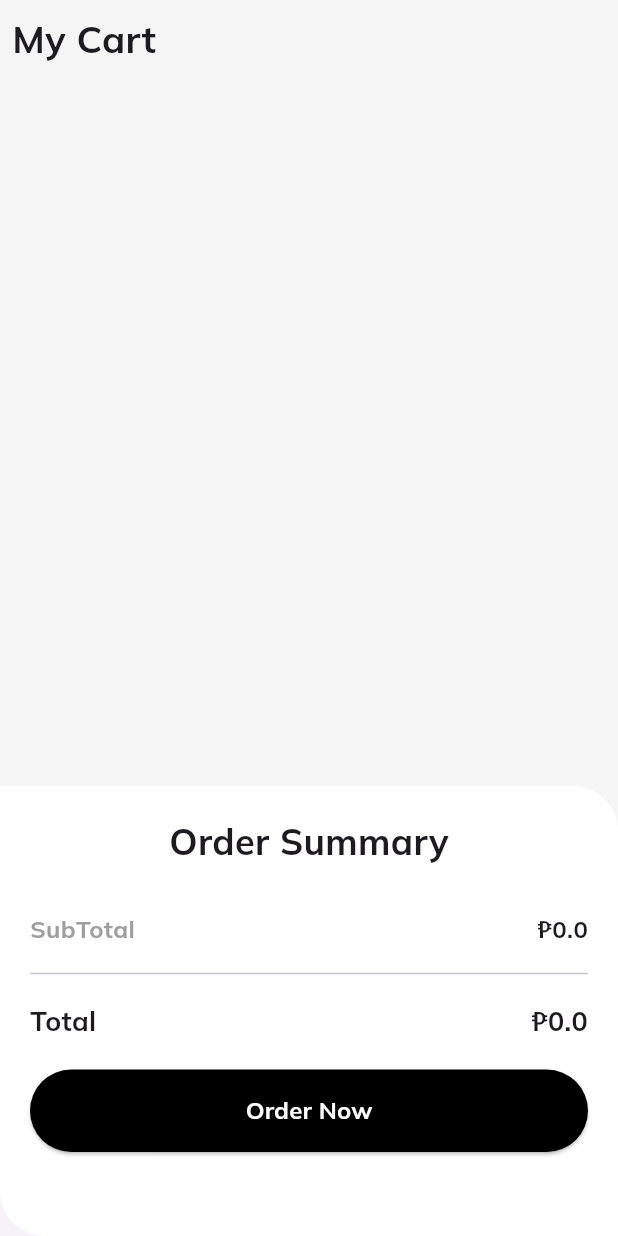
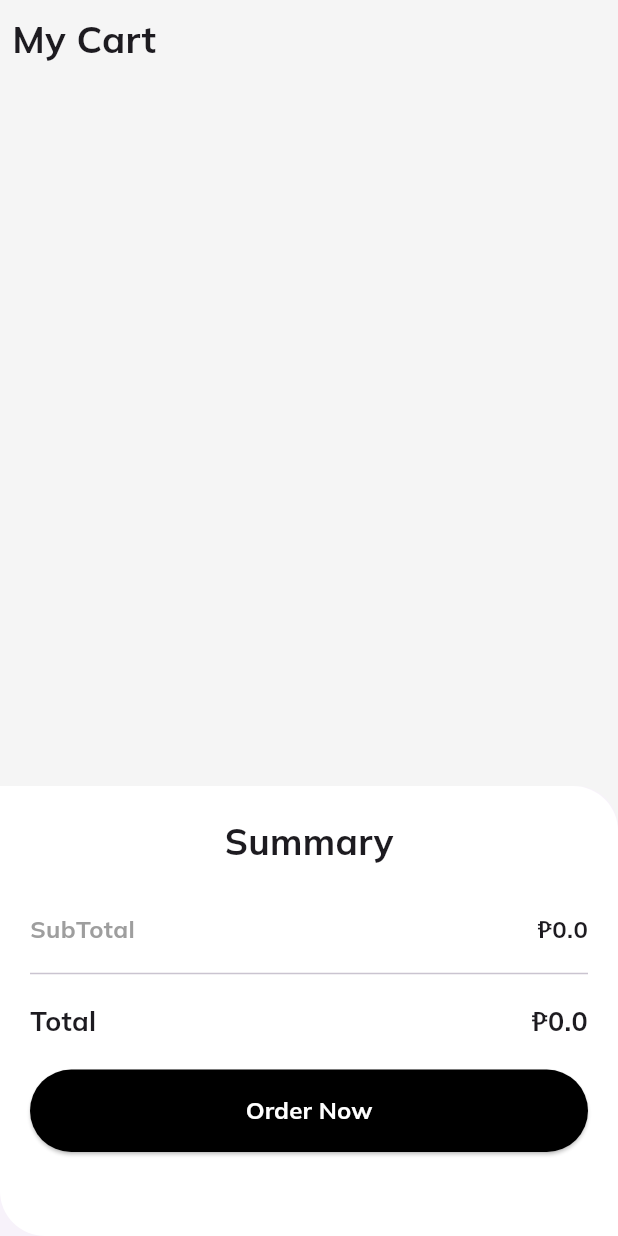
Before and after one commit to rdvncntdlg/HeBrewsMobileApp, a Flutter app: the CartScreen screen opened directly, on a phone screen of 412 x 824 dp. Run offline on Flutter 3.47's test engine with Material 3 defaults, Android fonts, the phone set to English and light mode, and no system bars; our stand-ins replace font_awesome_flutter, google_fonts.

Commit message:
edit check_out

```diff
--- a/he_brew_app/lib/screens/cart/check_out.dart
+++ b/he_brew_app/lib/screens/cart/check_out.dart
@@ -23,7 +23,7 @@ class CheckOutBox extends StatelessWidget {
         children: [
           const Center(
             child: Text(
-              "Order Summary",
+              "Summary",
               style: TextStyle(fontWeight: FontWeight.bold, fontSize: 24),
             ),
           ),
```
